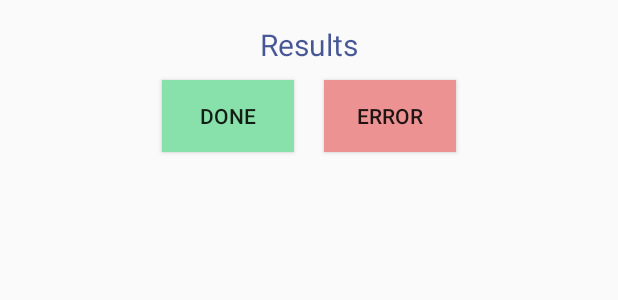
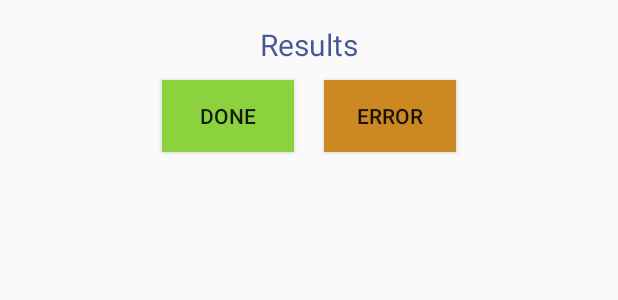
Before and after one commit to jean-lucas/AniFind, an Android app: the layout content_result_2.xml on its own in the app's theme, with its tools: preview values and no code run, on a phone screen of 412 x 824 dp. Shown: the top 300 px of the screen. Run offline under Robolectric (Android 15) with nearby library versions, the phone set to English and light mode, and no system bars.

Commit message:
Colour Update.

```diff
--- a/app/src/main/java/se3a04/anifind/BlackBoard.java
+++ b/app/src/main/java/se3a04/anifind/BlackBoard.java
@@ -34,7 +34,7 @@
 
         this.experts = new Expert[] {
                 new HabitatExpert(),
-//                new LocationExpert(),
+//               new LocationExpert(),
                 new MobilityExpert(),
                 new SizeExpert2(),
 //                new TimeExpert(),
--- a/app/src/main/res/layout/content_audio2.xml
+++ b/app/src/main/res/layout/content_audio2.xml
@@ -40,7 +40,7 @@
         android:layout_height="wrap_content"
         android:gravity="center"
         android:text="Example: 'red, blue, black'"
-        android:textColor="#c10000"
+        android:textColor="#72c30e"
         android:id="@+id/exampleText"
         android:paddingTop="5dp"/>
 
--- a/app/src/main/res/layout/content_result_2.xml
+++ b/app/src/main/res/layout/content_result_2.xml
@@ -34,7 +34,7 @@
             android:layout_height="wrap_content"
             android:text="Done"
             android:id="@+id/doneBtn"
-            android:background="#88e1aa"
+            android:background="#8bd23e"
             android:padding="5dp"
             android:layout_margin="10dp"
             android:onClick="finishIdentification"/>
@@ -45,7 +45,7 @@
             android:text="Error"
             android:onClick="openErrorForm"
             android:id="@+id/errorBtn"
-            android:background="#ec9292"
+            android:background="#cc8822"
             android:padding="5dp"
             android:layout_margin="10dp" />
 
```
